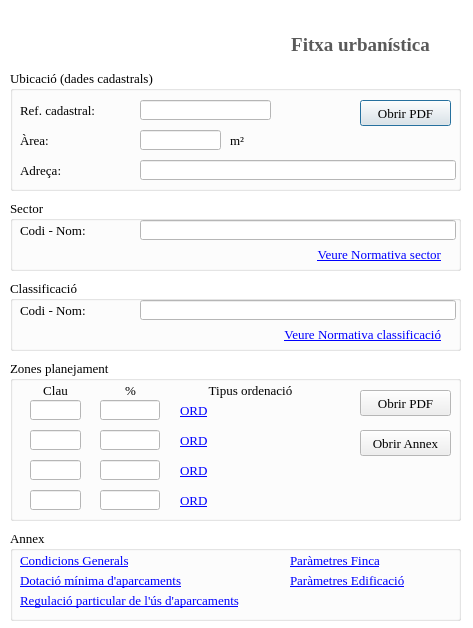
The window that ui/fitxa_urban_dialog.ui (psigcat/urban_planning) describes before a commit, drawn with Qt 5.
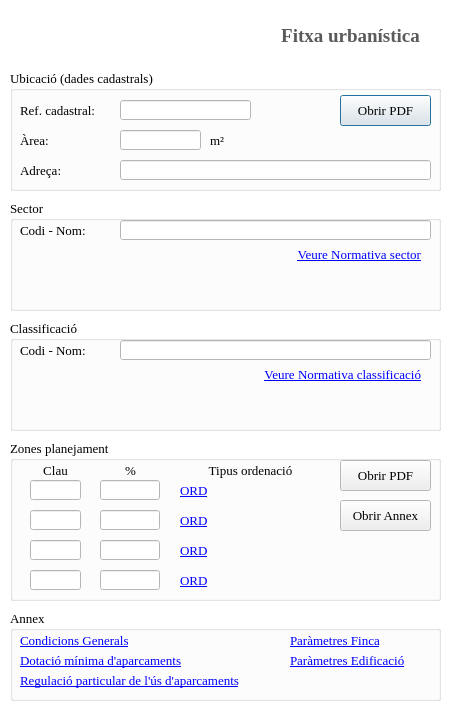
The same window after the commit. Icons and pictures are not drawn.

Diff of the .ui file:
```diff
--- a/ui/fitxa_urban_dialog.ui
+++ b/ui/fitxa_urban_dialog.ui
@@ -9,8 +9,8 @@
    <rect>
     <x>0</x>
     <y>0</y>
-    <width>473</width>
-    <height>628</height>
+    <width>457</width>
+    <height>716</height>
    </rect>
   </property>
   <property name="sizePolicy">
@@ -106,10 +106,10 @@
   <widget class="QLabel" name="lblTitle">
    <property name="geometry">
     <rect>
-     <x>260</x>
+     <x>250</x>
      <y>20</y>
      <width>201</width>
-     <height>50</height>
+     <height>31</height>
     </rect>
    </property>
    <property name="palette">
@@ -277,7 +277,7 @@
     <rect>
      <x>10</x>
      <y>70</y>
-     <width>451</width>
+     <width>431</width>
      <height>121</height>
     </rect>
    </property>
@@ -293,10 +293,10 @@
    <widget class="QPushButton" name="btnParcelaPdf">
     <property name="geometry">
      <rect>
-      <x>350</x>
-      <y>30</y>
+      <x>330</x>
+      <y>25</y>
       <width>91</width>
-      <height>26</height>
+      <height>31</height>
      </rect>
     </property>
     <property name="text">
@@ -348,7 +348,7 @@
     </property>
     <property name="geometry">
      <rect>
-      <x>130</x>
+      <x>110</x>
       <y>30</y>
       <width>131</width>
       <height>20</height>
@@ -361,7 +361,7 @@
     </property>
     <property name="geometry">
      <rect>
-      <x>130</x>
+      <x>110</x>
       <y>60</y>
       <width>81</width>
       <height>20</height>
@@ -371,7 +371,7 @@
    <widget class="QLabel" name="label_8">
     <property name="geometry">
      <rect>
-      <x>220</x>
+      <x>200</x>
       <y>60</y>
       <width>31</width>
       <height>21</height>
@@ -387,9 +387,9 @@
     </property>
     <property name="geometry">
      <rect>
-      <x>130</x>
+      <x>110</x>
       <y>90</y>
-      <width>316</width>
+      <width>311</width>
       <height>20</height>
      </rect>
     </property>
@@ -399,8 +399,8 @@
    <property name="geometry">
     <rect>
      <x>10</x>
-     <y>360</y>
-     <width>451</width>
+     <y>440</y>
+     <width>431</width>
      <height>161</height>
     </rect>
    </property>
@@ -490,10 +490,10 @@
    <widget class="QPushButton" name="btnClauPdf_1">
     <property name="geometry">
      <rect>
-      <x>350</x>
-      <y>30</y>
+      <x>330</x>
+      <y>20</y>
       <width>91</width>
-      <height>26</height>
+      <height>31</height>
      </rect>
     </property>
     <property name="text">
@@ -697,10 +697,10 @@
    <widget class="QPushButton" name="btn_pdf_annex">
     <property name="geometry">
      <rect>
-      <x>350</x>
-      <y>70</y>
+      <x>330</x>
+      <y>60</y>
       <width>91</width>
-      <height>26</height>
+      <height>31</height>
      </rect>
     </property>
     <property name="text">
@@ -712,8 +712,8 @@
    <property name="geometry">
     <rect>
      <x>10</x>
-     <y>530</y>
-     <width>451</width>
+     <y>610</y>
+     <width>431</width>
      <height>91</height>
     </rect>
    </property>
@@ -789,7 +789,7 @@
      <rect>
       <x>280</x>
       <y>40</y>
-      <width>171</width>
+      <width>151</width>
       <height>21</height>
      </rect>
     </property>
@@ -896,8 +896,8 @@
     <rect>
      <x>10</x>
      <y>200</y>
-     <width>451</width>
-     <height>71</height>
+     <width>431</width>
+     <height>111</height>
     </rect>
    </property>
    <property name="font">
@@ -915,9 +915,9 @@
     </property>
     <property name="geometry">
      <rect>
-      <x>130</x>
+      <x>110</x>
       <y>20</y>
-      <width>316</width>
+      <width>311</width>
       <height>20</height>
      </rect>
     </property>
@@ -931,7 +931,7 @@
    <widget class="QLabel" name="lblSector">
     <property name="geometry">
      <rect>
-      <x>250</x>
+      <x>230</x>
       <y>45</y>
       <width>181</width>
       <height>20</height>
@@ -978,9 +978,9 @@
    <property name="geometry">
     <rect>
      <x>10</x>
-     <y>280</y>
-     <width>451</width>
-     <height>71</height>
+     <y>320</y>
+     <width>431</width>
+     <height>111</height>
     </rect>
    </property>
    <property name="font">
@@ -998,9 +998,9 @@
     </property>
     <property name="geometry">
      <rect>
-      <x>130</x>
+      <x>110</x>
       <y>20</y>
-      <width>316</width>
+      <width>311</width>
       <height>20</height>
      </rect>
     </property>
@@ -1014,7 +1014,7 @@
    <widget class="QLabel" name="lblClass">
     <property name="geometry">
      <rect>
-      <x>210</x>
+      <x>190</x>
       <y>45</y>
       <width>221</width>
       <height>20</height>
```
Left out of the diff: 2 changed lines with no effect on the pictures.
